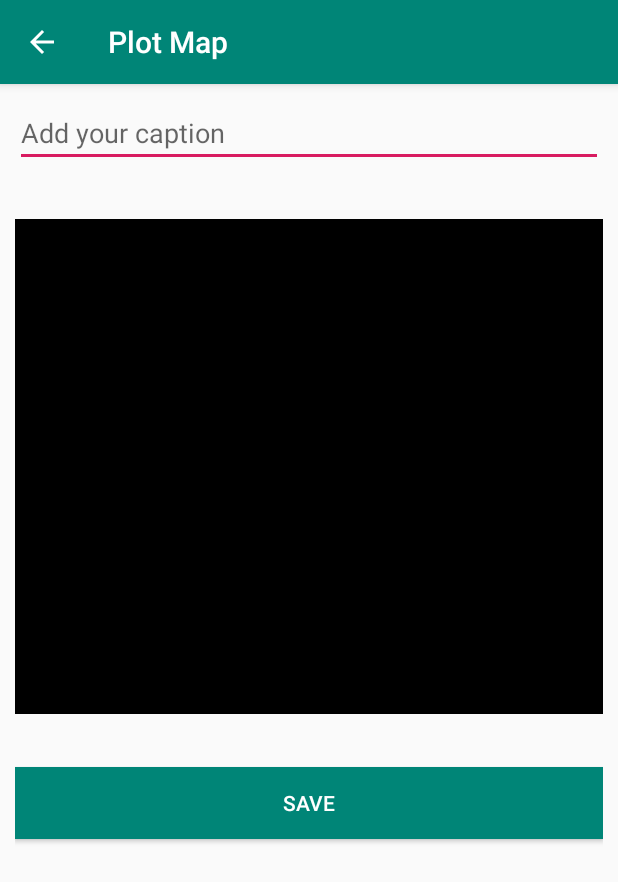
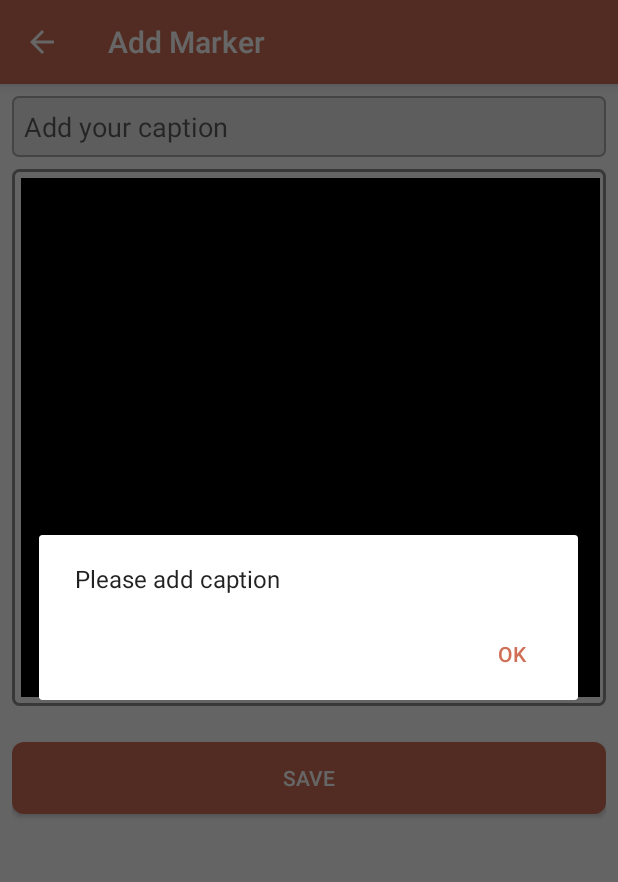
Before and after one commit to android-inheritx/markers-on-image, an Android app: the FullImagePinActivity screen opened directly, with no data from a screen before it, after a tap on "SAVE", on a phone screen of 412 x 824 dp. Shown: the top 882 px of the screen. Run offline under Robolectric (Android 15) with nearby library versions, the phone set to English and light mode, and no system bars; our stand-ins replace ButterKnife; libraries missing offline, so code that uses them is left out: com.orhanobut.hawk; pictures from the network do not load.

Commit message:
marker changes

```diff
--- a/app/src/main/java/com/example/vishalpatel/pinlistdemo/acitivities/FullImagePinActivity.java
+++ b/app/src/main/java/com/example/vishalpatel/pinlistdemo/acitivities/FullImagePinActivity.java
@@ -16,6 +16,7 @@ import android.widget.EditText;
 import android.widget.Toast;
 import androidx.appcompat.app.AppCompatActivity;
 import com.example.vishalpatel.pinlistdemo.models.PinModel;
+import com.example.vishalpatel.pinlistdemo.utils.CommonUtils;
 import com.example.vishalpatel.pinlistdemo.utils.Contasts.Constants;
 import com.example.vishalpatel.pinlistdemo.views.PinView;
 import com.example.vishalpatel.pinlistdemo.R;
@@ -47,7 +48,7 @@ public class FullImagePinActivity extends AppCompatActivity {
         super.onCreate(savedInstanceState);
         setContentView(R.layout.activity_add_marker);
         ButterKnife.bind(this);
-        getSupportActionBar().setTitle("Plot Map");
+        getSupportActionBar().setTitle("Add Marker");
         getSupportActionBar().setDisplayHomeAsUpEnabled(true);
         initPinView();
 
@@ -110,7 +111,9 @@ public class FullImagePinActivity extends AppCompatActivity {
                 if (previousList != null && previousList.size()>0){
                     if (previousList.contains(addedPoint.x + "_" + addedPoint.y)) {
                         // If Previous pin is added on same location then we will remove that pin and user will set that pin again.
-                        Toast.makeText(this, "This Location is already Added please Try another.", Toast.LENGTH_SHORT).show();
+                      //  Toast.makeText(this, "This Location is already Added please Try another.", Toast.LENGTH_SHORT).show();
+
+                        CommonUtils.AlertBox(this,"","This Location is already Added please Try another.");
                         pinView.removePin(addedPoint.x + "_" + addedPoint.y);
                     } else {
                         savePointList(previousList);
@@ -121,10 +124,13 @@ public class FullImagePinActivity extends AppCompatActivity {
                 }
 
             } else {
-                Toast.makeText(this, "Please add Pin into Map", Toast.LENGTH_SHORT).show();
+
+                CommonUtils.AlertBox(this,"","Please add Pin into Map");
+
+
             }
         } else {
-            Toast.makeText(this, "Please add caption", Toast.LENGTH_SHORT).show();
+            CommonUtils.AlertBox(this,"","Please add caption");
         }
 
 
@@ -137,7 +143,7 @@ public class FullImagePinActivity extends AppCompatActivity {
         pinModel.setX_cordinate_pin(addedPoint.x);
         pinModel.setY_cordinate_pin(addedPoint.y);
         pinModel.setCaptionName(etCaption.getText().toString().trim());
-        pinModel.setPinImage(Constants.BitMapToString(getBitmapFromView(pinView)));
+        pinModel.setPinImage(CommonUtils.BitMapToString(getBitmapFromView(pinView)));
         previousList.add(pinModel);
         Hawk.put(Constants.MARKERS_LIST, previousList);
 
--- a/app/src/main/java/com/example/vishalpatel/pinlistdemo/adapters/PinAdapter.java
+++ b/app/src/main/java/com/example/vishalpatel/pinlistdemo/adapters/PinAdapter.java
@@ -11,6 +11,7 @@ import android.widget.TextView;
 import com.example.vishalpatel.pinlistdemo.models.PinModel;
 import com.example.vishalpatel.pinlistdemo.R;
 import com.example.vishalpatel.pinlistdemo.utils.BaseRecyclerAdapter;
+import com.example.vishalpatel.pinlistdemo.utils.CommonUtils;
 import com.example.vishalpatel.pinlistdemo.utils.Contasts.Constants;
 import java.util.ArrayList;
 
@@ -58,7 +59,7 @@ public class PinAdapter extends BaseRecyclerAdapter<PinAdapter.PinViewHolder, Pi
         PinModel pinModel = list.get(position);
         holder.tvCaptionName.setText(pinModel.getCaptionName());
         holder.tvCordinates.setText(pinModel.getX_cordinate_pin() + "\n" + pinModel.getY_cordinate_pin());
-        holder.itemPinView.setImageBitmap(Constants.StringToBitMap(pinModel.getPinImage()));
+        holder.itemPinView.setImageBitmap(CommonUtils.StringToBitMap(pinModel.getPinImage()));
 
     }
 
--- /dev/null
+++ b/app/src/main/java/com/example/vishalpatel/pinlistdemo/utils/CommonUtils.java
@@ -0,0 +1,58 @@
+package com.example.vishalpatel.pinlistdemo.utils;
+
+import android.app.Activity;
+import android.app.AlertDialog;
+import android.content.DialogInterface;
+import android.graphics.Bitmap;
+import android.graphics.BitmapFactory;
+import android.util.Base64;
+
+import java.io.ByteArrayOutputStream;
+
+public class CommonUtils {
+
+
+    /**
+     * @param bitmap
+     * @return converting bitmap and return a string
+     */
+    public static String BitMapToString(Bitmap bitmap){
+        ByteArrayOutputStream baos=new ByteArrayOutputStream();
+        bitmap.compress(Bitmap.CompressFormat.PNG,100, baos);
+        byte [] b=baos.toByteArray();
+        String temp= Base64.encodeToString(b, Base64.DEFAULT);
+        return temp;
+    }
+
+    /**
+     * @param encodedString
+     * @return bitmap (from given string)
+     */
+    public static Bitmap StringToBitMap(String encodedString){
+        try{
+            byte [] encodeByte=Base64.decode(encodedString,Base64.DEFAULT);
+            Bitmap bitmap= BitmapFactory.decodeByteArray(encodeByte, 0, encodeByte.length);
+            return bitmap;
+        }catch(Exception e){
+            e.getMessage();
+            return null;
+        }
+    }
+
+
+    public static void AlertBox(final Activity activity, final String title, final String message)
+    {
+        AlertDialog.Builder alertbox = new AlertDialog.Builder(activity);
+        alertbox.setTitle(title);
+        alertbox.setCancelable(false);
+        alertbox.setMessage(message);
+        alertbox.setPositiveButton("OK", new DialogInterface.OnClickListener() {
+            public void onClick(DialogInterface dialog, int which) {
+                dialog.dismiss();
+            }
+        });
+
+        alertbox.show();
+    }
+
+}
--- a/app/src/main/java/com/example/vishalpatel/pinlistdemo/views/PinView.java
+++ b/app/src/main/java/com/example/vishalpatel/pinlistdemo/views/PinView.java
@@ -4,12 +4,9 @@ import android.content.Context;
 import android.graphics.Bitmap;
 import android.graphics.BitmapFactory;
 import android.graphics.Canvas;
-import android.graphics.Color;
 import android.graphics.Paint;
 import android.graphics.PointF;
-import android.graphics.drawable.Drawable;
 import android.util.AttributeSet;
-import android.view.View;
 
 import com.example.vishalpatel.pinlistdemo.R;
 import com.example.vishalpatel.pinlistdemo.views.subscaleviews.Model;
--- a/app/src/main/res/drawable/button_standout_inactive.xml
+++ /dev/null
@@ -1,4 +0,0 @@
-<?xml version="1.0" encoding="utf-8"?>
-<shape xmlns:android="http://schemas.android.com/apk/res/android" android:shape="rectangle">
-	<solid android:color="#333333" />
-</shape>
--- a/app/src/main/res/drawable/button_standout_pressed.xml
+++ /dev/null
@@ -1,4 +0,0 @@
-<?xml version="1.0" encoding="utf-8"?>
-<shape xmlns:android="http://schemas.android.com/apk/res/android" android:shape="rectangle">
-	<solid android:color="#0099CC" />
-</shape>
--- a/app/src/main/res/drawable/button_transparent_pressed.xml
+++ /dev/null
@@ -1,4 +0,0 @@
-<?xml version="1.0" encoding="utf-8"?>
-<shape xmlns:android="http://schemas.android.com/apk/res/android" android:shape="rectangle">
-	<solid android:color="#770099cc" />
-</shape>
--- /dev/null
+++ b/app/src/main/res/drawable/field_background.xml
@@ -0,0 +1,11 @@
+<shape xmlns:android="http://schemas.android.com/apk/res/android"
+    android:shape="rectangle">
+
+    <solid android:color="#BEE6E6E6" />
+
+    <corners android:radius="4dp"/>
+
+    <stroke
+        android:width="1dp"
+        android:color="@android:color/darker_gray" />
+</shape>
--- /dev/null
+++ b/app/src/main/res/drawable/round_button.xml
@@ -0,0 +1,12 @@
+<?xml version="1.0" encoding="utf-8"?>
+<shape xmlns:android="http://schemas.android.com/apk/res/android"
+    android:shape="rectangle">
+    <corners
+        android:topRightRadius="8dp"
+        android:bottomRightRadius="8dp"
+        android:bottomLeftRadius="8dp"
+        android:topLeftRadius="8dp"/>
+    <solid android:color="@color/colorPrimary"/>
+
+
+</shape>
--- a/app/src/main/res/drawable/transparent.xml
+++ /dev/null
@@ -1,4 +0,0 @@
-<?xml version="1.0" encoding="utf-8"?>
-<shape xmlns:android="http://schemas.android.com/apk/res/android" android:shape="rectangle">
-	<solid android:color="#00000000" />
-</shape>
--- /dev/null
+++ b/app/src/main/res/drawable/view_border.xml
@@ -0,0 +1,11 @@
+<shape xmlns:android="http://schemas.android.com/apk/res/android"
+    android:shape="rectangle">
+    <corners
+        android:topRightRadius="4dp"
+        android:bottomRightRadius="4dp"
+        android:bottomLeftRadius="4dp"
+        android:topLeftRadius="4dp"/>
+    <stroke
+        android:width="2dp"
+        android:color="#8D8D8D" />
+</shape>
--- a/app/src/main/res/layout/activity_add_marker.xml
+++ b/app/src/main/res/layout/activity_add_marker.xml
@@ -2,6 +2,7 @@
 <LinearLayout xmlns:android="http://schemas.android.com/apk/res/android"
     android:layout_width="match_parent"
     android:layout_height="match_parent"
+    xmlns:tools="http://schemas.android.com/tools"
     android:orientation="vertical">
 
 
@@ -9,31 +10,48 @@
     <LinearLayout
         android:layout_width="match_parent"
         android:layout_height="match_parent"
-        android:padding="10dp"
+        android:padding="8dp"
         android:orientation="vertical">
 
-        <EditText
-            android:id="@+id/etCaption"
-            android:layout_width="match_parent"
-            android:layout_height="wrap_content"
-            android:hint="Add your caption"
-            android:inputType="text" />
 
 
+
+            <com.google.android.material.textfield.TextInputEditText
+                android:id="@+id/etCaption"
+                android:layout_width="match_parent"
+                android:layout_height="wrap_content"
+                android:hint="Add your caption"
+                android:inputType="text"
+                android:padding="8dp"
+                android:background="@drawable/field_background"
+                tools:ignore="MissingPrefix" />
+
+
+        <LinearLayout
+            android:layout_width="wrap_content"
+            android:layout_height="wrap_content"
+            android:padding="4dp"
+            android:layout_marginTop="8dp"
+            android:layout_marginBottom="8dp"
+            android:background="@drawable/view_border">
 
         <com.example.vishalpatel.pinlistdemo.views.PinView
             android:id="@+id/pinFullView"
             style="@style/mainPanel"
-            android:layout_height="400dp" />
+            android:layout_height="350dp"
+            android:padding="2dp"
+           />
 
-
+        </LinearLayout>
 
         <Button
             android:id="@+id/btnSave"
             android:layout_width="match_parent"
             android:layout_height="wrap_content"
-            android:background="@color/colorPrimary"
             android:textColor="@android:color/white"
+            android:background="@drawable/round_button"
+            android:layout_marginTop="16dp"
+            android:foreground="?attr/selectableItemBackground"
             android:text="SAVE"/>
 
     </LinearLayout>
--- a/app/src/main/res/values/colors.xml
+++ b/app/src/main/res/values/colors.xml
@@ -1,6 +1,6 @@
 <?xml version="1.0" encoding="utf-8"?>
 <resources>
-    <color name="colorPrimary">#008577</color>
-    <color name="colorPrimaryDark">#00574B</color>
-    <color name="colorAccent">#D81B60</color>
+    <color name="colorPrimary">#CF6F55</color>
+    <color name="colorPrimaryDark">#B3482A</color>
+    <color name="colorAccent">#CF6F55</color>
 </resources>
```
Also changed, not shown: app/src/main/java/com/example/vishalpatel/pinlistdemo/acitivities/ImageMapListActivity.java (+5 -9 lines), app/src/main/java/com/example/vishalpatel/pinlistdemo/utils/Contasts/Constants.java (+3 -27 lines), app/src/main/res/drawable/buttonstate_standout.xml (deleted, +0 -10 lines), app/src/main/res/drawable/buttonstate_transparent.xml (deleted, +0 -10 lines), app/src/main/res/drawable/shape_border.xml (added, +11 -0 lines), app/src/main/res/layout/acitivity_markers_list.xml (+25 -9 lines), app/src/main/res/layout/item_caption.xml (+20 -8 lines).
